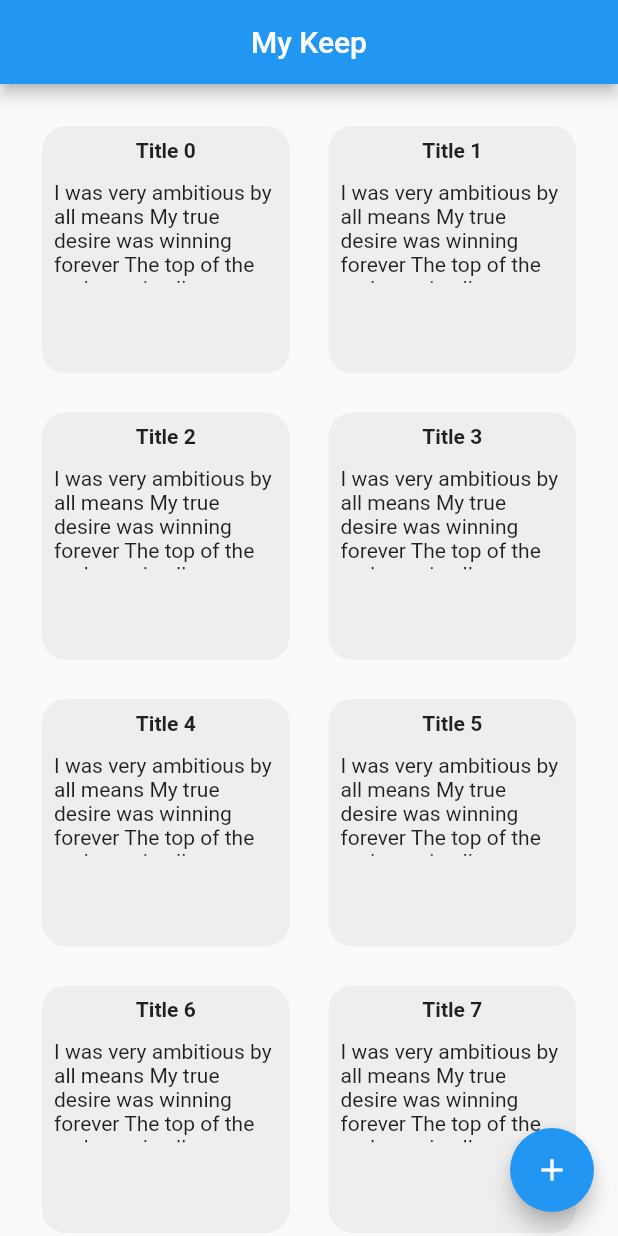
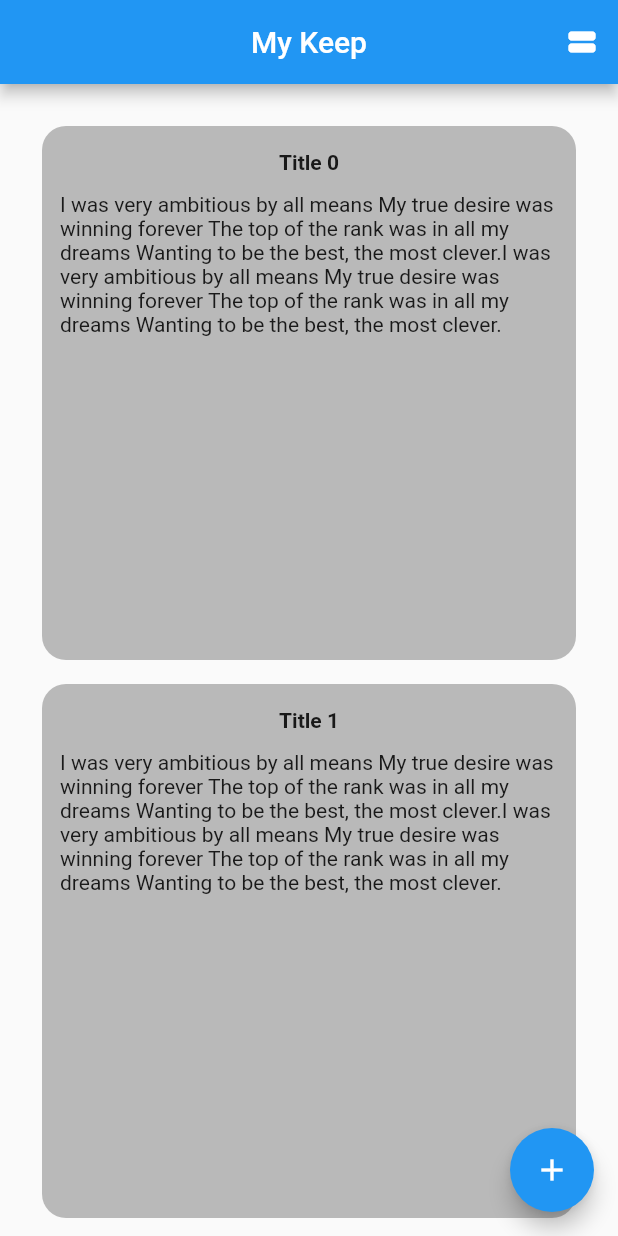
Before and after one commit to naing-pyae-hlyan/My-Keep, a Flutter app: the screen it shows after launch, on a phone screen of 412 x 824 dp. Run offline on Flutter 3.47's test engine with Material 2 defaults, Android fonts, the phone set to English and light mode, and no system bars.

Commit message:
grid design changed

```diff
--- /dev/null
+++ b/lib/Providers/change_widgets_provider.dart
@@ -0,0 +1,9 @@
+import 'package:flutter/material.dart';
+
+class ChangeWidgetsProvider extends ChangeNotifier {
+  bool _isPressed;
+  ChangeWidgetsProvider(this._isPressed);
+
+  getWidgetState() => _isPressed;
+  setWidgetState(bool press) => _isPressed = press;
+}
--- a/lib/Utils/keep_dialog_form.dart
+++ /dev/null
@@ -1 +0,0 @@
-import 'package:flutter/material.dart';
--- a/lib/home_page.dart
+++ b/lib/home_page.dart
@@ -1,17 +1,30 @@
 import 'package:flutter/material.dart';
-import 'package:todo/Interface/keep_inteface.dart';
+import 'package:provider/provider.dart';
 import 'package:todo/Models/keep_items_model.dart';
+import 'package:todo/Providers/change_widgets_provider.dart';
 import 'package:todo/Utils/form_overlay_dialog.dart';
+import 'package:flutter_staggered_grid_view/flutter_staggered_grid_view.dart';
 
-class MainPage extends StatelessWidget {
+class MainPage extends StatefulWidget {
 
-  List<KeepItemsModel> _generateKeep(int number){
-    return List.generate(number, (int index){
-      return KeepItemsModel(
-       title: 'Title $index',
-       body: 'I was very ambitious by all means My true desire was winning forever The top of the rank was in all my dreams Wanting to be the best, the most clever.'
-      );
-    });
+  @override
+  _MainPageState createState() => _MainPageState();
+}
+
+class _MainPageState extends State<MainPage> {
+  bool _isPressed = true;
+  Icon _icon =  Icon(Icons.view_stream);
+  int _gridCount = 1;
+
+  void _checkState(){
+    if(_isPressed == true){
+      _icon = Icon(Icons.view_quilt);
+      _gridCount = 2;
+    } else {
+      _icon = Icon(Icons.view_stream);
+      _gridCount = 1;
+    }
+    _isPressed = !_isPressed;
   }
 
   @override
@@ -20,10 +33,22 @@ class MainPage extends StatelessWidget {
       appBar: AppBar(
         title: Text('My Keep'),
         centerTitle: true,
+        actions: <Widget>[
+          IconButton(
+            onPressed: (){
+              setState(() {
+                _checkState();
+              });
+            },
+            icon: _icon,
+          ),
+        ],
       ),
       body: _bodyGridView(context),
       floatingActionButton: FloatingActionButton(
-        onPressed: (){showFormOverlayDialog(context: context);},
+        onPressed: () {
+          showFormOverlayDialog(context: context);
+        },
         tooltip: 'New Keep',
         child: Icon(Icons.add),
       ),
@@ -31,14 +56,42 @@ class MainPage extends StatelessWidget {
   }
 
   Widget _body(BuildContext context){
-    return SingleChildScrollView(
+//    return CustomScrollView(
+//      primary: false,
+//      slivers: <Widget>[
+        return StaggeredGridView.countBuilder(
+            crossAxisCount: 4,
+            itemCount: 12,
+            itemBuilder: (BuildContext context, int index) => Container(
+              color: Colors.green,
               child: Column(
-        children: _getKeepWidgetList(_generateKeep(20)),
+                children: _getKeepWidgetList(context, _generateKeep(12)),
+
               ),
+            ),
+            staggeredTileBuilder: (int index) =>
+                StaggeredTile.count(2, index.isEven ? 2 : 1),
+          mainAxisSpacing: 4.0,
+          crossAxisSpacing: 4.0,
         );
+//      ],
+//    );
   }
 
-  Widget _bodyGridView(BuildContext context){
+  List<KeepItemsModel> _generateKeep(int number) {
+    return List.generate(number, (int index) {
+      return KeepItemsModel(
+          title: 'Title $index',
+          body:
+          'I was very ambitious by all means My true desire was winning forever The top of the rank was in all my dreams Wanting to be the best, the most clever.I was very ambitious by all means My true desire was winning forever The top of the rank was in all my dreams Wanting to be the best, the most clever.');
+    });
+  }
+
+  Widget _bodyGridView(BuildContext context) {
+    var size = MediaQuery.of(context).size;
+    final double itemHeight = (size.height - kToolbarHeight - 24) / 2;
+    final double itemWidth = size.width / 2;
+
     return CustomScrollView(
       primary: false,
       slivers: <Widget>[
@@ -46,43 +99,50 @@ class MainPage extends StatelessWidget {
           padding: const EdgeInsets.all(20),
           sliver: SliverGrid.count(
               crossAxisSpacing: 10,
-            mainAxisSpacing: 10,
-            crossAxisCount: 2,
-            children: _getKeepWidgetList(_generateKeep(20))
-          ),
+//              mainAxisSpacing: 2,
+              crossAxisCount: _gridCount,
+              childAspectRatio: 1,
+              children: _getKeepWidgetList(context, _generateKeep(20))),
         )
       ],
     );
   }
 
-  List<Widget> _getKeepWidgetList(List<KeepItemsModel> items){
+  List<Widget> _getKeepWidgetList(
+      BuildContext context, List<KeepItemsModel> items) {
     List<Widget> widgets = List();
-    for(KeepItemsModel item in items){
-      widgets.add(_getKeepWidget(item));
+    for (KeepItemsModel item in items) {
+      widgets.add(_getKeepWidget(context, item));
     }
     return widgets;
   }
 
-
-  Widget _getKeepWidget(KeepItemsModel keep){
+  Widget _getKeepWidget(BuildContext context, KeepItemsModel keep) {
     return Container(
-      padding: EdgeInsets.all(8.0),
+        padding: EdgeInsets.fromLTRB(12.0, 16.0, 12.0, 0.0),
         margin: EdgeInsets.all(8.0),
         decoration: BoxDecoration(
-        color: Colors.grey[200],
-        borderRadius: BorderRadius.circular(16)
-      ),
+            color: Colors.black26, borderRadius: BorderRadius.circular(16)),
         child: Column(
           children: <Widget>[
-         Flexible(
-           child: Text('${keep.title}', style: TextStyle(fontWeight: FontWeight.bold),),
+            Text(
+              '${keep.title}',
+              style: TextStyle(fontWeight: FontWeight.bold),
             ),
             SizedBox(
               height: 12.0,
             ),
-         Flexible(
-           child: Text('${keep.body}'),
-         ),
+            Text('${keep.body}'),
+//            Align(
+//              alignment: FractionalOffset.bottomCenter,
+//              child: bottomIconSheet(context),
+//            ),
+//            Expanded(
+//              child: Align(
+//                alignment: FractionalOffset.bottomCenter,
+//                child: bottomIconSheet(context),
+//              ),
+//            )
           ],
         )
 
--- a/lib/main.dart
+++ b/lib/main.dart
@@ -1,4 +1,6 @@
 import 'package:flutter/material.dart';
+import 'package:provider/provider.dart';
+import 'package:todo/Providers/change_widgets_provider.dart';
 import 'package:todo/home_page.dart';
 
 void main() {
@@ -8,13 +10,20 @@ void main() {
 class MyApp extends StatelessWidget {
   @override
   Widget build(BuildContext context) {
-    return MaterialApp(
-      title: 'My Keep',
-      theme: ThemeData(
-        primarySwatch: Colors.blue,
-        visualDensity: VisualDensity.adaptivePlatformDensity,
+    return MultiProvider(
+      providers: [
+        ChangeNotifierProvider(
+          create: (BuildContext context) => ChangeWidgetsProvider(false),
+        ),
+      ],
+      child: MaterialApp(
+          title: 'My Keep',
+          theme: ThemeData(
+            primarySwatch: Colors.blue,
+            visualDensity: VisualDensity.adaptivePlatformDensity,
+          ),
+          home: MainPage()
       ),
-      home: MainPage()
     );
   }
 }
--- a/pubspec.yaml
+++ b/pubspec.yaml
@@ -25,7 +25,7 @@ dependencies:
     sdk: flutter
 
   provider: ^4.1.3
-
+  flutter_staggered_grid_view: ^0.2.7
 
   # The following adds the Cupertino Icons font to your application.
   # Use with the CupertinoIcons class for iOS style icons.
```
Also changed, not shown: lib/Utils/form_overlay_dialog.dart (+2 -48 lines), lib/Widgets/common_widgets.dart (added, +49 -0 lines), pubspec.lock. Lines whose indentation alone changed are shown as unchanged.
